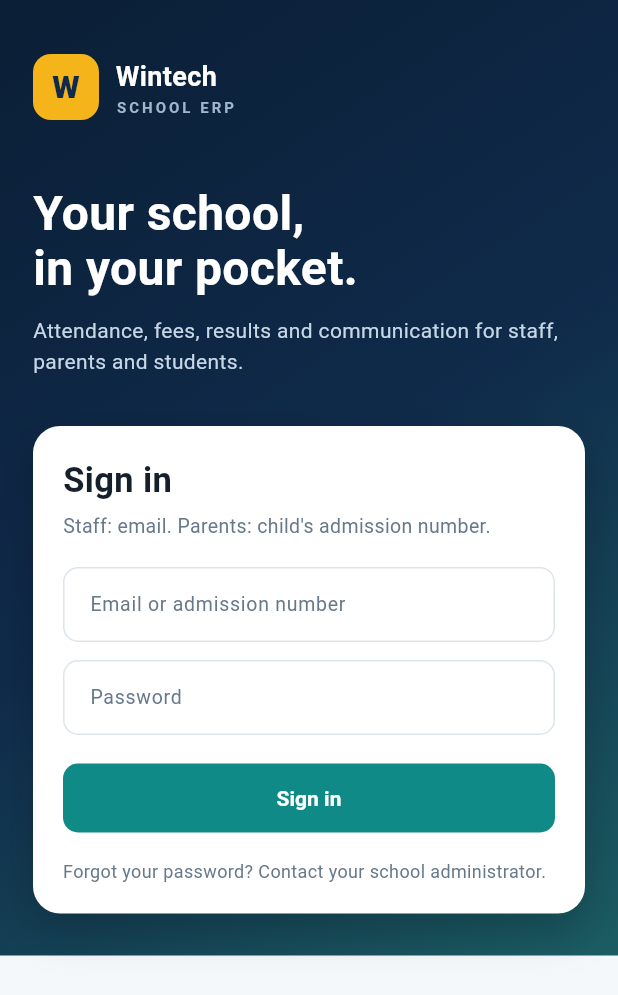
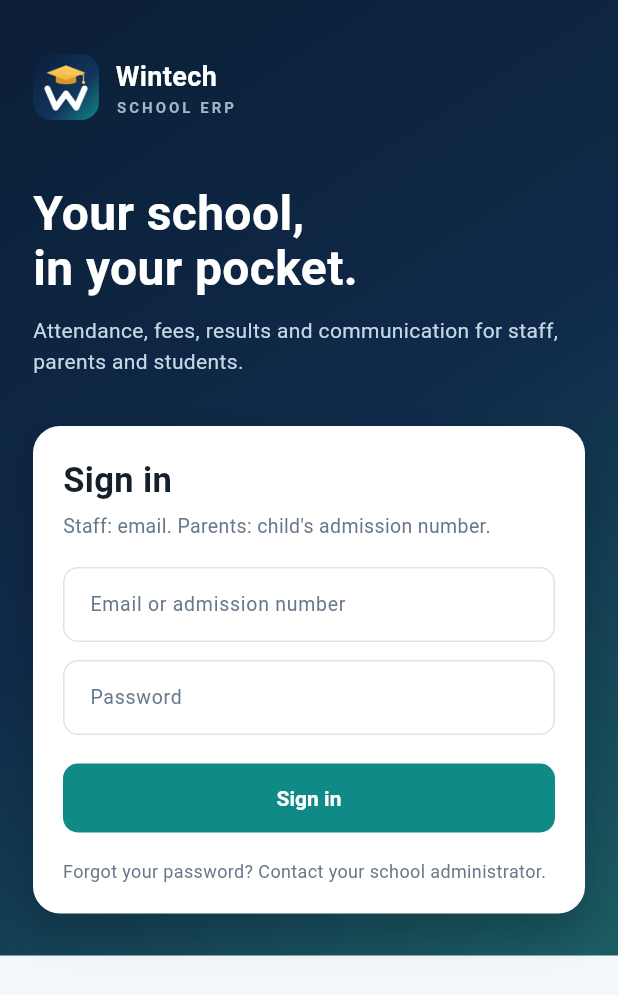
Before and after one commit to navin4489-ai/Win-school-, a Flutter app: the screen it shows after launch, on a phone screen of 412 x 824 dp. Shown: the top 995 px of the screen. Run offline on Flutter 3.47's test engine with Material 3 defaults, Android fonts, the phone set to English and light mode, and no system bars; our stand-ins replace camera, geolocator, share_plus, shared_preferences; accounts and stored records are empty.

Commit message:
New Wintech School logo for web and app

```diff
--- a/frontend/admin-portal/angular.json
+++ b/frontend/admin-portal/angular.json
@@ -17,7 +17,7 @@
             "browser": "src/main.ts",
             "polyfills": ["zone.js"],
             "tsConfig": "tsconfig.app.json",
-            "assets": [],
+            "assets": [{ "glob": "logo.svg", "input": "src", "output": "/" }],
             "styles": ["src/styles.css"],
             "scripts": []
           },
--- a/mobile/school_erp_app/lib/screens/login_screen.dart
+++ b/mobile/school_erp_app/lib/screens/login_screen.dart
@@ -62,22 +62,9 @@ class _LoginScreenState extends State<LoginScreen> {
               children: [
                 Row(
                   children: [
-                    Container(
-                      width: 44,
-                      height: 44,
-                      decoration: BoxDecoration(
-                        color: AppColors.gold,
-                        borderRadius: BorderRadius.circular(12),
-                      ),
-                      alignment: Alignment.center,
-                      child: const Text(
-                        'W',
-                        style: TextStyle(
-                          color: AppColors.navy,
-                          fontSize: 21,
-                          fontWeight: FontWeight.w800,
-                        ),
-                      ),
+                    ClipRRect(
+                      borderRadius: BorderRadius.circular(12),
+                      child: Image.asset('assets/logo.png', width: 44, height: 44),
                     ),
                     const SizedBox(width: 11),
                     const Column(
```
Also changed, not shown: mobile/school_erp_app/lib/main.dart (+3 -11 lines), mobile/school_erp_app/pubspec.yaml (+10 -0 lines), docs/brand/logo-1024.png (added), docs/brand/logo-foreground-1024.png (added), docs/brand/logo-foreground.svg (added), docs/brand/logo.svg (added), frontend/admin-portal/src/logo.svg (added), mobile/school_erp_app/assets/logo-foreground.png (added), mobile/school_erp_app/assets/logo.png (added), mobile/school_erp_app/pubspec.lock, 15 other files.
